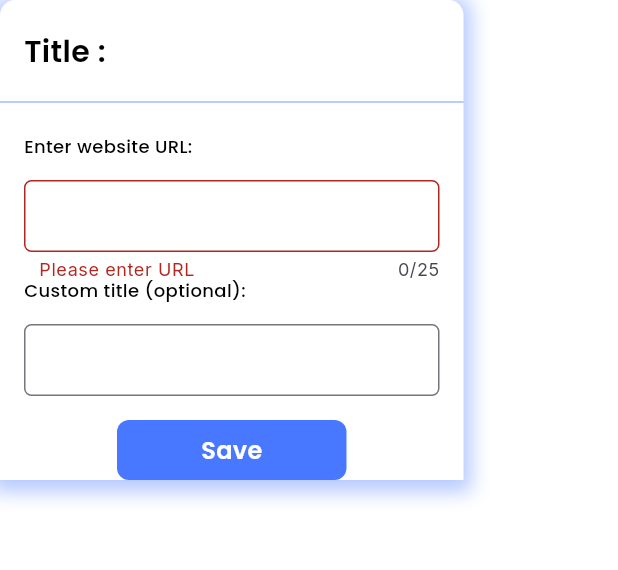
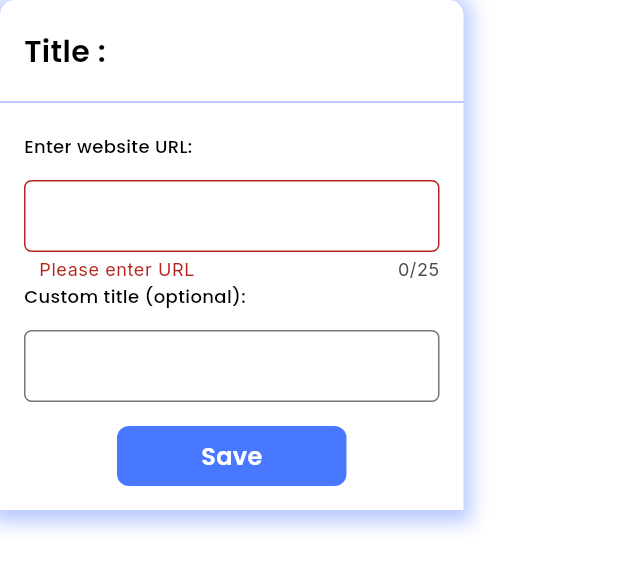
Before and after one commit to hirenmaniya22/task_verify_link, a Flutter app: the DomainBottomSheetWidget widget shown alone on an empty page, opened directly, after a tap on "Save", on a phone screen of 412 x 824 dp. Shown: the top 570 px of the screen. Run offline on Flutter 3.47's test engine with Material 3 defaults, Android fonts, the phone set to English and light mode, and no system bars; our stand-ins replace get, google_fonts, hive; accounts and stored records are empty.

Commit message:
Extra code removed

```diff
--- a/lib/pages/tab_page/controller/tab_controller.dart
+++ b/lib/pages/tab_page/controller/tab_controller.dart
@@ -41,13 +41,10 @@ class TabViewController extends GetxController {
     // Regular expression to match URL format
     final RegExp urlRegExp = RegExp(
       r'(http|https)://[\w-]+(\.[\w-]+)+([\w.,@?^=%&amp;:/~+#-]*[\w@?^=%&amp;/~+#-])?',
-      // r"^(http|https):\/\/(?:www\.)?[a-zA-Z0-9\-\.\?\=\&\/]+$",
       caseSensitive: false,
       multiLine: false,
     );
-
     isValidUrl.value = urlRegExp.hasMatch(url);
-    print("isValidUrl.value => ${isValidUrl.value}");
   }
 
   getImagePath() {
--- a/lib/pages/tab_page/view/widget/domain_bottomsheet_widget.dart
+++ b/lib/pages/tab_page/view/widget/domain_bottomsheet_widget.dart
@@ -81,7 +81,7 @@ class DomainBottomSheetWidget extends StatelessWidget {
                 ),
               ),
               Padding(
-                padding: const EdgeInsets.only(left: 16),
+                padding: const EdgeInsets.only(left: 16,top: 4),
                 child: Text(
                   "Custom title (optional):",
                   style: AppTextStyle.medium12(Colors.black),
@@ -100,11 +100,12 @@ class DomainBottomSheetWidget extends StatelessWidget {
                           gapPadding: 0)),
                 ),
               ),
-              Align(
+              Padding(
+                padding: const EdgeInsets.only(bottom: 16),
+                child: Align(
                   alignment: Alignment.center,
                   child: InkWell(
                     onTap: () {
-                    print("updateIndex ==> ${updateIndex}");
                       if(updateIndex != null) {
                         c.updateRecord(updateIndex!);
                       } else {
@@ -127,6 +128,7 @@ class DomainBottomSheetWidget extends StatelessWidget {
                           style: AppTextStyle.semiBold16(Colors.white)),
                     ),
                   ),
+                ),
               )
             ],
           ),
--- a/lib/pages/tab_page/view/widget/link_item_widget.dart
+++ b/lib/pages/tab_page/view/widget/link_item_widget.dart
@@ -19,7 +19,7 @@ class LinkItemWidget extends StatelessWidget {
     return Card(
       shadowColor: primaryColor,
       color: Colors.white,
-      margin: EdgeInsets.symmetric(horizontal: 20, vertical: 4),
+      margin: const EdgeInsets.symmetric(horizontal: 20, vertical: 4),
       child: ListTile(
         leading: Image.asset(
           recodeList.imagePath,
--- a/lib/routes/app_routes.dart
+++ b/lib/routes/app_routes.dart
@@ -1,11 +1,6 @@
-
-
-
 import 'package:get/get.dart';
-import 'package:get/get_navigation/src/routes/get_route.dart';
 import 'package:task_verify_link/pages/tab_page/view/tab_view.dart';
 import 'package:task_verify_link/routes/routes_name.dart';
-
 import '../pages/tab_page/controller/tab_controller.dart';
 
 class AppRoutes {
```
Lines whose indentation alone changed are shown as unchanged.
